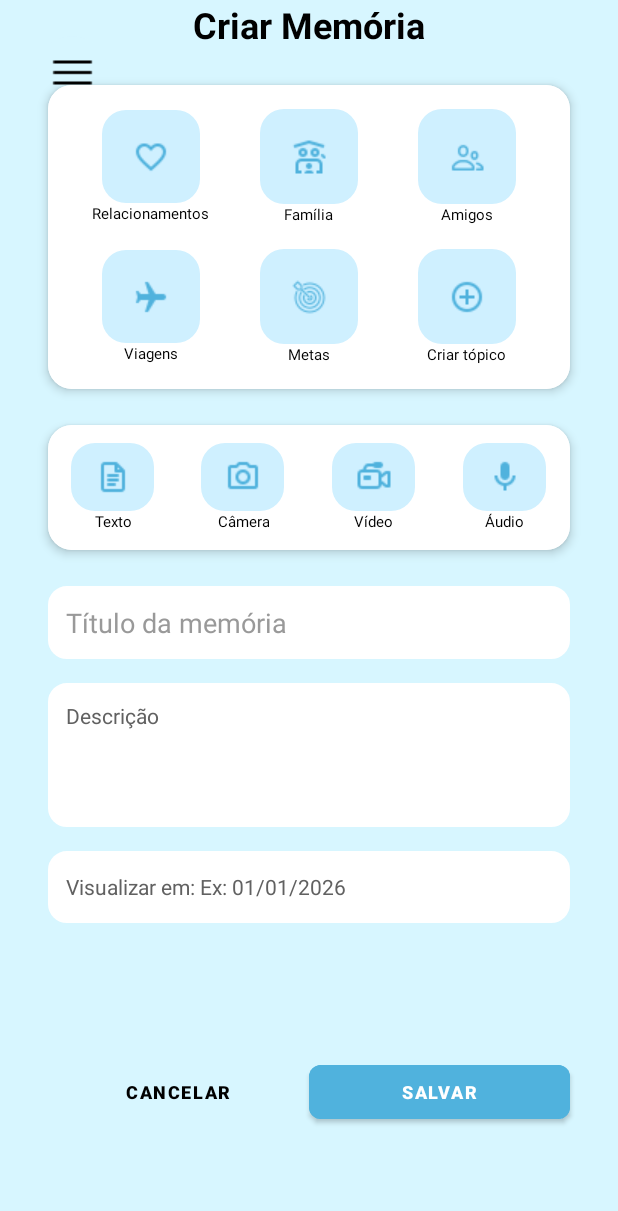
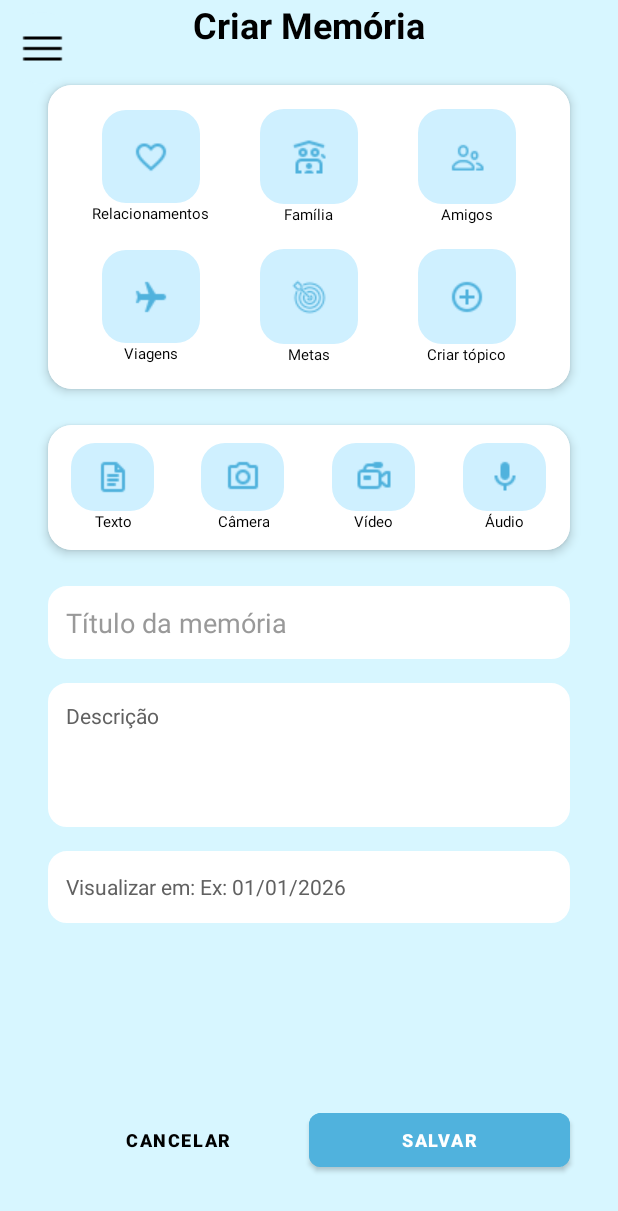
Before and after one commit to FranciscoPedro06/reviva-app, an Android app: the MemoriaActivity screen opened directly, with no data from a screen before it, on a phone screen of 412 x 824 dp. Shown: the top 1211 px of the screen. Run offline under Robolectric (Android 15) with nearby library versions, the phone set to English and light mode, and no system bars.

Commit message:
MarginBotton update (refs #5)

```diff
--- a/app/src/main/res/layout/activity_criar_memoria.xml
+++ b/app/src/main/res/layout/activity_criar_memoria.xml
@@ -11,8 +11,8 @@
         android:id="@+id/btnMenu"
         android:layout_width="48dp"
         android:layout_height="48dp"
-        android:layout_marginStart="24dp"
-        android:layout_marginTop="24dp"
+        android:layout_marginStart="4dp"
+        android:layout_marginTop="8dp"
         android:background="@drawable/elliipse_white"
         android:src="@drawable/ic_menu"
         app:layout_constraintStart_toStartOf="parent"
@@ -28,8 +28,7 @@
         android:textStyle="bold"
         app:layout_constraintBottom_toBottomOf="@+id/btnVoltar"
         app:layout_constraintEnd_toEndOf="parent"
-        app:layout_constraintStart_toStartOf="parent"
-        app:layout_constraintTop_toTopOf="@+id/btnVoltar" />
+        app:layout_constraintStart_toStartOf="parent" />
 
     <androidx.cardview.widget.CardView
         android:id="@+id/cardCategorias"
@@ -415,7 +414,7 @@
         android:layout_width="0dp"
         android:layout_height="wrap_content"
         android:layout_marginStart="32dp"
-        android:layout_marginBottom="72dp"
+        android:layout_marginBottom="40dp"
         android:text="@string/cancelamento"
         android:textColor="#000"
         android:textSize="12sp"
@@ -430,7 +429,7 @@
         android:layout_width="0dp"
         android:layout_height="wrap_content"
         android:layout_marginEnd="32dp"
-        android:layout_marginBottom="72dp"
+        android:layout_marginBottom="40dp"
         android:backgroundTint="#50B2DD"
         android:text="@string/salvamento"
         android:textColor="#FFFF"
```
